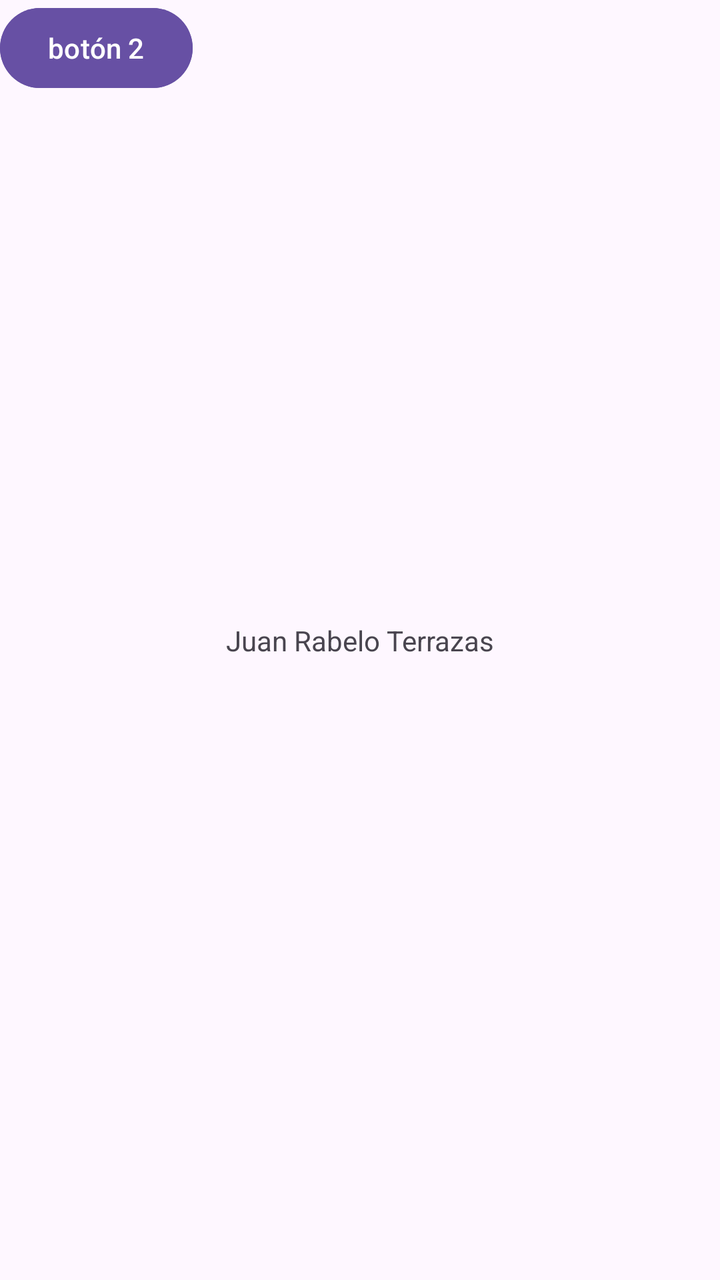
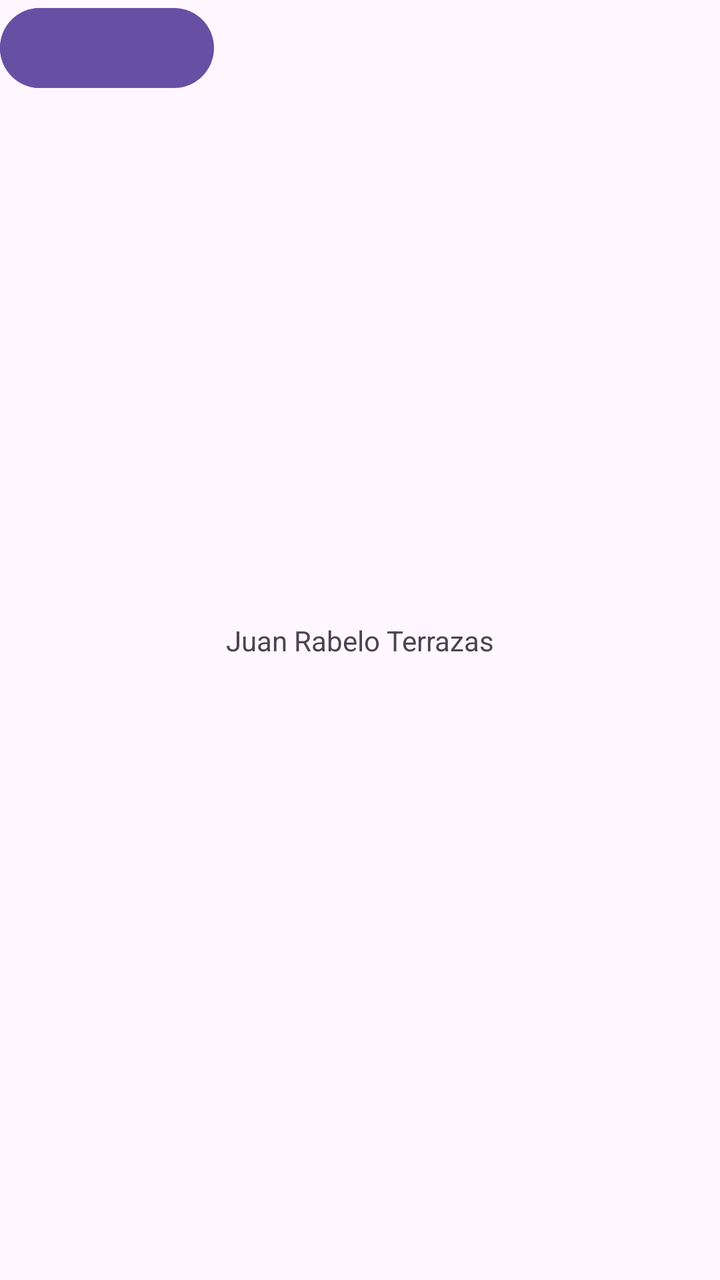

Two renders of the same Android screen: before a commit and after it. Below are the layout's source before the change and the commit's diff.
<!-- AndroidManifest.xml: application theme Theme.Recursos1 -->
<!-- res/layout/activity_main.xml -->
<?xml version="1.0" encoding="utf-8"?>
<androidx.constraintlayout.widget.ConstraintLayout xmlns:android="http://schemas.android.com/apk/res/android"
    xmlns:app="http://schemas.android.com/apk/res-auto"
    xmlns:tools="http://schemas.android.com/tools"
    android:id="@+id/main"
    android:layout_width="match_parent"
    android:layout_height="match_parent"
    tools:context=".MainActivity">

    <TextView
        android:layout_width="wrap_content"
        android:layout_height="wrap_content"
        android:text="Juan Rabelo Terrazas"
        app:layout_constraintBottom_toBottomOf="parent"
        app:layout_constraintEnd_toEndOf="parent"
        app:layout_constraintStart_toStartOf="parent"
        app:layout_constraintTop_toTopOf="parent" />

    <Button
        android:id="@+id/button"
        android:layout_width="wrap_content"
        android:layout_height="wrap_content"
        android:text="botón 1"
        tools:layout_editor_absoluteX="256dp"
        tools:layout_editor_absoluteY="418dp" />

    <Button
        android:id="@+id/button2"
        android:layout_width="wrap_content"
        android:layout_height="wrap_content"
        android:text="botón 2"
        tools:layout_editor_absoluteX="83dp"
        tools:layout_editor_absoluteY="418dp" />

</androidx.constraintlayout.widget.ConstraintLayout>
<!-- resources referenced by this layout -->
<resources>
  <style name="Theme.Recursos1" parent="Base.Theme.Recursos1" />
  <style name="Base.Theme.Recursos1" parent="Theme.Material3.DayNight.NoActionBar">
          
          
      </style>
</resources>

<!-- the commit's change to res/layout/activity_main.xml (unified diff, before → after) -->
@@ -10,7 +10,7 @@
     <TextView
         android:layout_width="wrap_content"
         android:layout_height="wrap_content"
-        android:text="Juan Rabelo Terrazas"
+        android:text="@string/nombre"
         app:layout_constraintBottom_toBottomOf="parent"
         app:layout_constraintEnd_toEndOf="parent"
         app:layout_constraintStart_toStartOf="parent"
@@ -20,7 +20,7 @@
         android:id="@+id/button"
         android:layout_width="wrap_content"
         android:layout_height="wrap_content"
-        android:text="botón 1"
+        android:text="@string/btnSiguiente"
         tools:layout_editor_absoluteX="256dp"
         tools:layout_editor_absoluteY="418dp" />
 
@@ -28,7 +28,7 @@
         android:id="@+id/button2"
         android:layout_width="wrap_content"
         android:layout_height="wrap_content"
-        android:text="botón 2"
+        android:text="@string/btnAnular"
         tools:layout_editor_absoluteX="83dp"
         tools:layout_editor_absoluteY="418dp" />
 
<!-- resource entries referenced after the edit -->
@@ -1,5 +1,8 @@
 <!-- resources referenced by this layout -->
 <resources>
+  <string name="btnAnular" />
+  <string name="btnSiguiente">siguiente</string>
+  <string name="nombre">Juan Rabelo Terrazas</string>
   <style name="Theme.Recursos1" parent="Base.Theme.Recursos1" />
   <style name="Base.Theme.Recursos1" parent="Theme.Material3.DayNight.NoActionBar">
           
